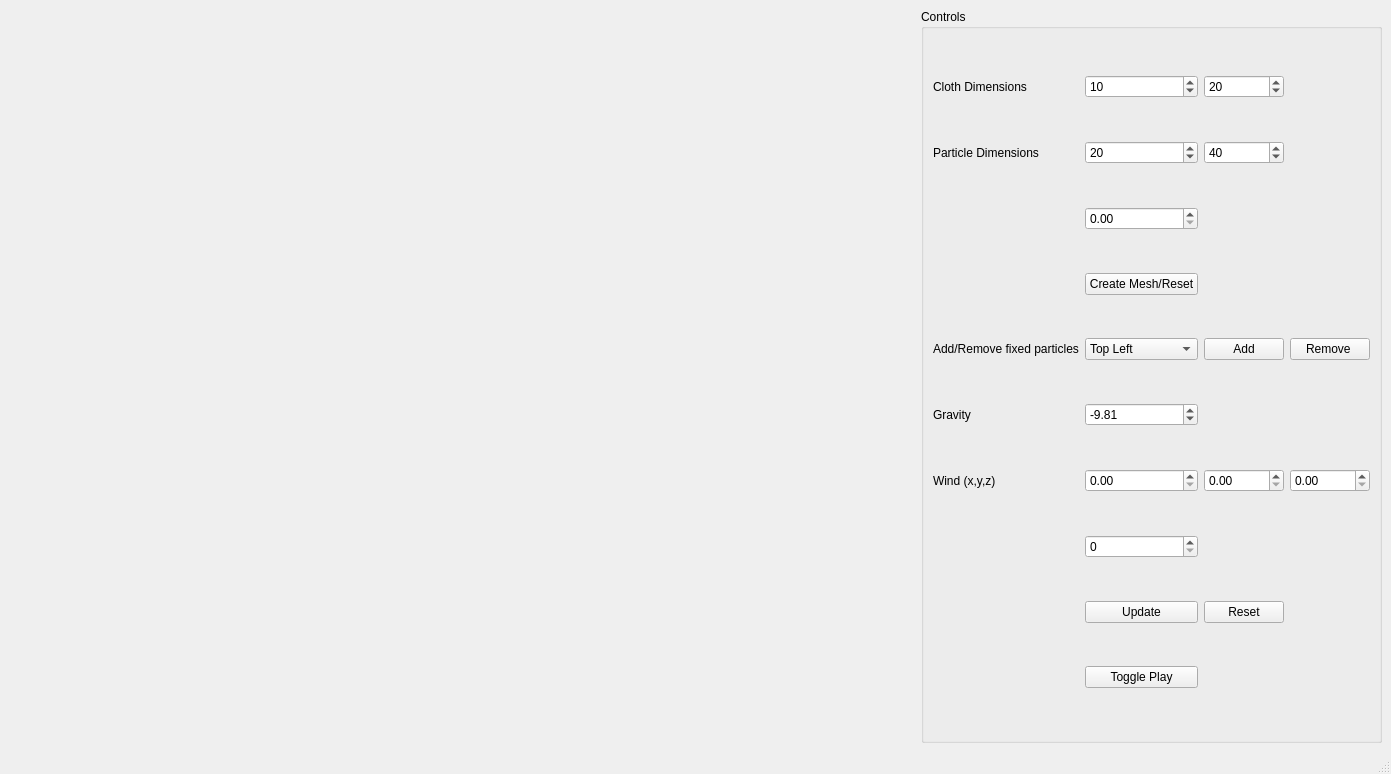
NCCA/ase-assignment-jack3761, file ui/MainWindow.ui: the form before one commit.
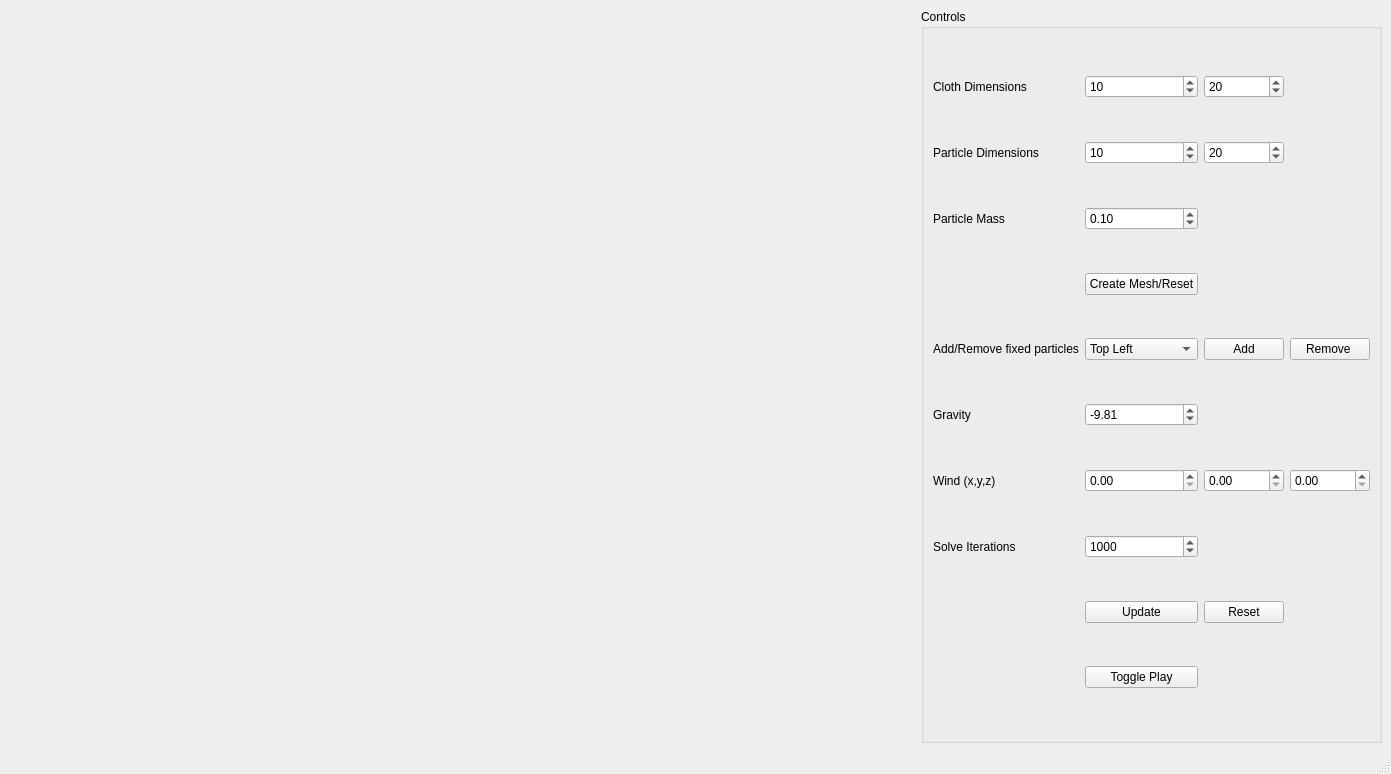
The form after the commit.

```diff
--- a/ui/MainWindow.ui
+++ b/ui/MainWindow.ui
@@ -85,7 +85,11 @@
         <widget class="QDoubleSpinBox" name="windZSpin"/>
        </item>
        <item row="2" column="1">
-        <widget class="QDoubleSpinBox" name="massSpin"/>
+        <widget class="QDoubleSpinBox" name="massSpin">
+         <property name="value">
+          <double>0.100000000000000</double>
+         </property>
+        </widget>
        </item>
        <item row="9" column="0">
         <widget class="QLabel" name="gravityLabel">
@@ -152,7 +156,7 @@
        <item row="1" column="1">
         <widget class="QSpinBox" name="pWidthSpin">
          <property name="value">
-          <number>20</number>
+          <number>10</number>
          </property>
         </widget>
        </item>
@@ -162,7 +166,7 @@
        <item row="1" column="2">
         <widget class="QSpinBox" name="pHeightSpin">
          <property name="value">
-          <number>40</number>
+          <number>20</number>
          </property>
         </widget>
        </item>
@@ -209,7 +213,28 @@
         </widget>
        </item>
        <item row="11" column="1">
-        <widget class="QSpinBox" name="iterationsSpin"/>
+        <widget class="QSpinBox" name="iterationsSpin">
+         <property name="maximum">
+          <number>20000</number>
+         </property>
+         <property name="value">
+          <number>1000</number>
+         </property>
+        </widget>
+       </item>
+       <item row="2" column="0">
+        <widget class="QLabel" name="pMass">
+         <property name="text">
+          <string>Particle Mass</string>
+         </property>
+        </widget>
+       </item>
+       <item row="11" column="0">
+        <widget class="QLabel" name="solve">
+         <property name="text">
+          <string>Solve Iterations</string>
+         </property>
+        </widget>
        </item>
       </layout>
      </widget>
```
Left out of the diff: 2 changed lines with no effect on the pictures.
